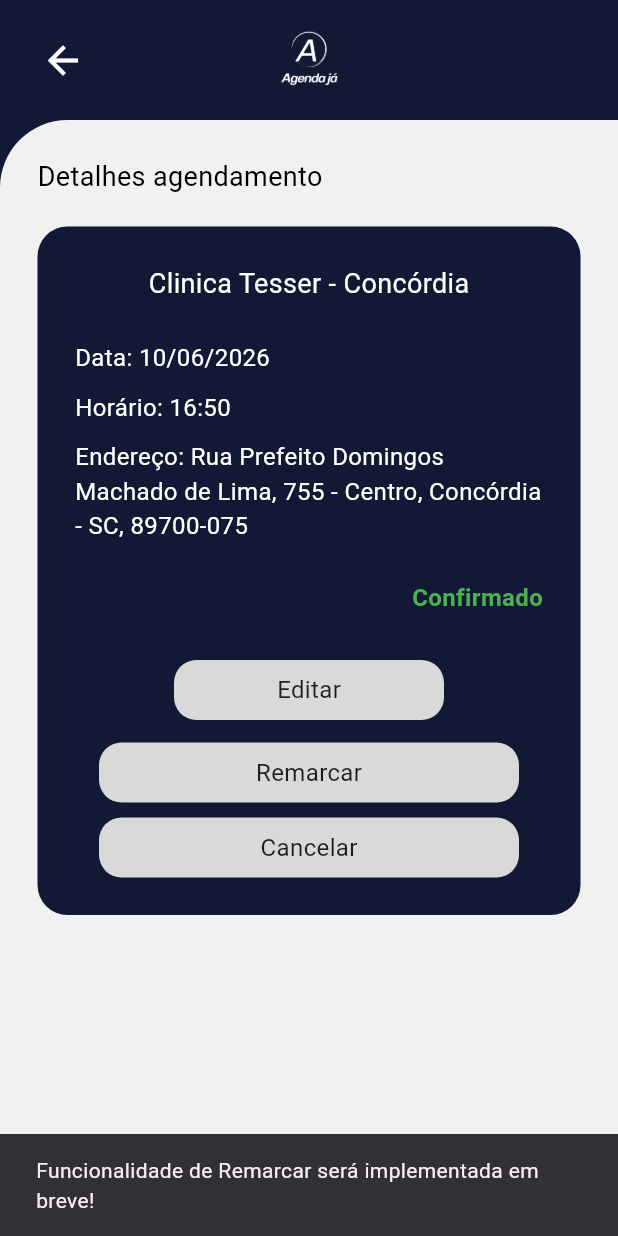
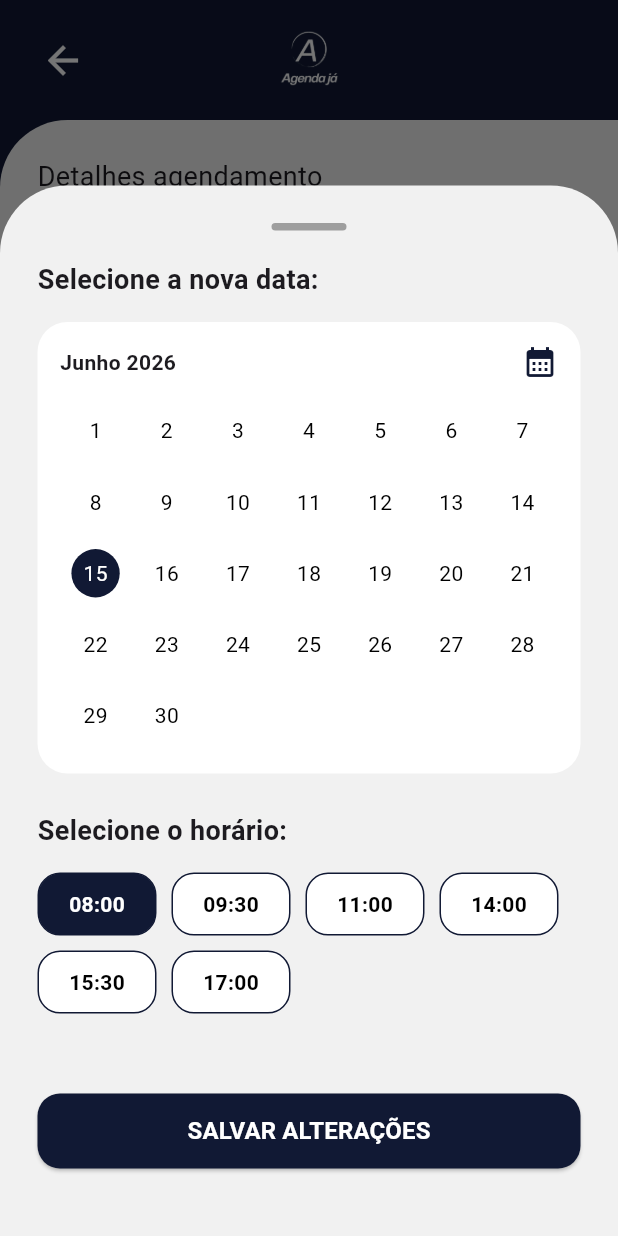
Before and after one commit to SamuVortmann/PI3-AgendaJa, a Flutter app: the DetalhesAgendamentoPage screen opened directly, after a tap on "Remarcar", on a phone screen of 412 x 824 dp. Run offline on Flutter 3.47's test engine with Material 3 defaults, Android fonts, the phone set to English and light mode, and no system bars.

Commit message:
atualizaçoes

```diff
--- a/agenda-ja/lib/pages/detalhes_agendamento.dart
+++ b/agenda-ja/lib/pages/detalhes_agendamento.dart
@@ -8,8 +8,145 @@ class DetalhesAgendamentoPage extends StatefulWidget {
 }
 
 class _DetalhesAgendamentoPageState extends State<DetalhesAgendamentoPage> {
+  String local = 'Clinica Tesser - Concórdia';
+  String data = '10/06/2026';
+  String horario = '16:50';
+  String endereco = 'Rua Prefeito Domingos Machado de Lima, 755 - Centro, Concórdia - SC, 89700-075';
   String status = 'Confirmado';
   Color statusColor = Colors.green;
+
+  // Variáveis temporárias para a seleção
+  int diaSelecionado = 15;
+  String horarioSelecionado = '08:00';
+
+  void abrirRemarcar() {
+    showModalBottomSheet(
+      context: context,
+      isScrollControlled: true,
+      backgroundColor: Colors.transparent,
+      builder: (context) => StatefulBuilder( // Necessário para atualizar o estado dentro do BottomSheet
+        builder: (context, setModalState) => Container(
+          height: MediaQuery.of(context).size.height * 0.85,
+          decoration: const BoxDecoration(
+            color: Color(0xFFF1F1F1),
+            borderRadius: BorderRadius.only(topLeft: Radius.circular(45), topRight: Radius.circular(45)),
+          ),
+          child: Padding(
+            padding: const EdgeInsets.all(25),
+            child: Column(
+              crossAxisAlignment: CrossAxisAlignment.start,
+              children: [
+                Center(child: Container(width: 50, height: 5, decoration: BoxDecoration(color: Colors.grey, borderRadius: BorderRadius.circular(10)))),
+                const SizedBox(height: 20),
+                const Text('Selecione a nova data:', style: TextStyle(fontSize: 18, fontWeight: FontWeight.bold)),
+                const SizedBox(height: 15),
+
+                // CALENDÁRIO VISUAL
+                Container(
+                  padding: const EdgeInsets.all(15),
+                  decoration: BoxDecoration(color: Colors.white, borderRadius: BorderRadius.circular(20)),
+                  child: Column(
+                    children: [
+                      Row(
+                        mainAxisAlignment: MainAxisAlignment.spaceBetween,
+                        children: const [
+                          Text('Junho 2026', style: TextStyle(fontWeight: FontWeight.bold)),
+                          Icon(Icons.calendar_month, color: Color(0xFF111934)),
+                        ],
+                      ),
+                      const SizedBox(height: 10),
+                      GridView.builder(
+                        shrinkWrap: true,
+                        physics: const NeverScrollableScrollPhysics(),
+                        gridDelegate: const SliverGridDelegateWithFixedCrossAxisCount(crossAxisCount: 7),
+                        itemCount: 30,
+                        itemBuilder: (context, index) {
+                          int dia = index + 1;
+                          bool isSelecionado = dia == diaSelecionado;
+                          return Center(
+                            child: GestureDetector(
+                              onTap: () {
+                                setModalState(() => diaSelecionado = dia);
+                              },
+                              child: Container(
+                                padding: const EdgeInsets.all(8),
+                                decoration: BoxDecoration(
+                                  color: isSelecionado ? const Color(0xFF111934) : Colors.transparent,
+                                  shape: BoxShape.circle,
+                                ),
+                                child: Text('$dia', style: TextStyle(color: isSelecionado ? Colors.white : Colors.black)),
+                              ),
+                            ),
+                          );
+                        },
+                      ),
+                    ],
+                  ),
+                ),
+
+                const SizedBox(height: 25),
+                const Text('Selecione o horário:', style: TextStyle(fontSize: 18, fontWeight: FontWeight.bold)),
+                const SizedBox(height: 15),
+
+                // SELETOR DE HORÁRIOS
+                Wrap(
+                  spacing: 10,
+                  runSpacing: 10,
+                  children: ['08:00', '09:30', '11:00', '14:00', '15:30', '17:00'].map((h) {
+                    bool isSelecionado = h == horarioSelecionado;
+                    return GestureDetector(
+                      onTap: () {
+                        setModalState(() => horarioSelecionado = h);
+                      },
+                      child: Container(
+                        padding: const EdgeInsets.symmetric(horizontal: 20, vertical: 10),
+                        decoration: BoxDecoration(
+                          color: isSelecionado ? const Color(0xFF111934) : Colors.white,
+                          border: Border.all(color: const Color(0xFF111934)),
+                          borderRadius: BorderRadius.circular(15),
+                        ),
+                        child: Text(h, style: TextStyle(fontWeight: FontWeight.bold, color: isSelecionado ? Colors.white : Colors.black)),
+                      ),
+                    );
+                  }).toList(),
+                ),
+
+                const Spacer(),
+
+                // BOTÃO SALVAR
+                Center(
+                  child: SizedBox(
+                    width: double.infinity,
+                    height: 50,
+                    child: ElevatedButton(
+                      onPressed: () {
+                        setState(() {
+                          data = "${diaSelecionado.toString().padLeft(2, '0')}/06/2026";
+                          horario = horarioSelecionado;
+                          status = 'Remarcado';
+                          statusColor = Colors.blueAccent;
+                        });
+                        Navigator.pop(context);
+                        ScaffoldMessenger.of(context).showSnackBar(
+                          const SnackBar(content: Text('Agendamento atualizado!'), backgroundColor: Colors.blueAccent),
+                        );
+                      },
+                      style: ElevatedButton.styleFrom(
+                        backgroundColor: const Color(0xFF111934),
+                        shape: RoundedRectangleBorder(borderRadius: BorderRadius.circular(15)),
+                      ),
+                      child: const Text('SALVAR ALTERAÇÕES', style: TextStyle(color: Colors.white, fontWeight: FontWeight.bold, fontSize: 16)),
+                    ),
+                  ),
+                ),
+                const SizedBox(height: 20),
+              ],
+            ),
+          ),
+        ),
+      ),
+    );
+  }
 
   void cancelarAgendamento() {
     showDialog(
@@ -18,10 +155,7 @@ class _DetalhesAgendamentoPageState extends State<DetalhesAgendamentoPage> {
         title: const Text('Cancelar Agendamento?'),
         content: const Text('Você tem certeza que deseja cancelar este agendamento?'),
         actions: [
-          TextButton(
-            onPressed: () => Navigator.pop(context),
-            child: const Text('Não'),
-          ),
+          TextButton(onPressed: () => Navigator.pop(context), child: const Text('Não')),
           TextButton(
             onPressed: () {
               setState(() {
@@ -29,22 +163,10 @@ class _DetalhesAgendamentoPageState extends State<DetalhesAgendamentoPage> {
                 statusColor = const Color(0xFFB71C1C);
               });
               Navigator.pop(context);
-              ScaffoldMessenger.of(context).showSnackBar(
-                const SnackBar(content: Text('Agendamento cancelado.'), backgroundColor: Colors.redAccent),
-              );
             },
             child: const Text('Sim, cancelar', style: TextStyle(color: Colors.red)),
           ),
         ],
-      ),
-    );
-  }
-
-  void mostrarAviso(String acao) {
-    ScaffoldMessenger.of(context).showSnackBar(
-      SnackBar(
-        content: Text('Funcionalidade de $acao será implementada em breve!'),
-        duration: const Duration(seconds: 2),
       ),
     );
   }
@@ -70,12 +192,7 @@ class _DetalhesAgendamentoPageState extends State<DetalhesAgendamentoPage> {
                   ),
                   Expanded(
                     child: Center(
-                      child: Image.asset(
-                        'assets/logo.png',
-                        width: 100,
-                        errorBuilder: (context, error, stackTrace) =>
-                            const Icon(Icons.image, color: Colors.white),
-                      ),
+                      child: Image.asset('assets/logo.png', width: 100, errorBuilder: (context, error, stackTrace) => const Icon(Icons.image, color: Colors.white)),
                     ),
                   ),
                   const SizedBox(width: 48),
@@ -87,67 +204,39 @@ class _DetalhesAgendamentoPageState extends State<DetalhesAgendamentoPage> {
             Expanded(
               child: Container(
                 width: double.infinity,
-                decoration: const BoxDecoration(
-                  color: Color(0xFFF1F1F1),
-                  borderRadius: BorderRadius.only(topLeft: Radius.circular(45)),
-                ),
+                decoration: const BoxDecoration(color: Color(0xFFF1F1F1), borderRadius: BorderRadius.only(topLeft: Radius.circular(45))),
                 child: Padding(
                   padding: const EdgeInsets.all(25),
                   child: Column(
                     children: [
-                      const Align(
-                        alignment: Alignment.centerLeft,
-                        child: Text('Detalhes agendamento', style: TextStyle(fontSize: 18, color: Colors.black)),
-                      ),
+                      const Align(alignment: Alignment.centerLeft, child: Text('Detalhes agendamento', style: TextStyle(fontSize: 18))),
                       const SizedBox(height: 20),
 
-                      // CARD AZUL DE DETALHES
+                      // CARD DE DETALHES
                       Container(
                         width: double.infinity,
                         padding: const EdgeInsets.all(25),
-                        decoration: BoxDecoration(
-                          color: const Color(0xFF111934),
-                          borderRadius: BorderRadius.circular(20),
-                        ),
+                        decoration: BoxDecoration(color: const Color(0xFF111934), borderRadius: BorderRadius.circular(20)),
                         child: Column(
                           crossAxisAlignment: CrossAxisAlignment.start,
                           children: [
-                            const Center(
-                              child: Text(
-                                'Clinica Tesser - Concórdia',
-                                style: TextStyle(color: Colors.white, fontSize: 18),
-                              ),
-                            ),
+                            Center(child: Text(local, style: const TextStyle(color: Colors.white, fontSize: 18))),
                             const SizedBox(height: 25),
-                            const Text('Data: 10/06/2026', style: TextStyle(color: Colors.white, fontSize: 16)),
+                            Text('Data: $data', style: const TextStyle(color: Colors.white, fontSize: 16)),
                             const SizedBox(height: 10),
-                            const Text('Horário: 16:50', style: TextStyle(color: Colors.white, fontSize: 16)),
+                            Text('Horário: $horario', style: const TextStyle(color: Colors.white, fontSize: 16)),
                             const SizedBox(height: 10),
-                            const Text(
-                              'Endereço: Rua Prefeito Domingos Machado de Lima, 755 - Centro, Concórdia - SC, 89700-075',
-                              style: TextStyle(color: Colors.white, fontSize: 16),
-                            ),
+                            Text('Endereço: $endereco', style: const TextStyle(color: Colors.white, fontSize: 16)),
                             const SizedBox(height: 25),
-
-                            // STATUS DINÂMICO
-                            Align(
-                              alignment: Alignment.centerRight,
-                              child: Text(
-                                status,
-                                style: TextStyle(color: statusColor, fontSize: 16, fontWeight: FontWeight.bold),
-                              ),
-                            ),
-
+                            Align(alignment: Alignment.centerRight, child: Text(status, style: TextStyle(color: statusColor, fontSize: 16, fontWeight: FontWeight.bold))),
                             const SizedBox(height: 30),
 
-                            // BOTÕES DE AÇÃO FUNCIONAIS
+                            // BOTÕES
                             Center(
                               child: Column(
                                 children: [
-                                  _buildActionButton('Editar', width: 180, onTap: () => mostrarAviso('Editar')),
+                                  _buildActionButton('Remarcar', width: 280, onTap: status == 'Cancelado' ? null : abrirRemarcar),
                                   const SizedBox(height: 15),
-                                  _buildActionButton('Remarcar', width: 280, onTap: () => mostrarAviso('Remarcar')),
-                                  const SizedBox(height: 10),
                                   _buildActionButton('Cancelar', width: 280, onTap: status == 'Cancelado' ? null : cancelarAgendamento),
                                 ],
                               ),
@@ -155,16 +244,8 @@ class _DetalhesAgendamentoPageState extends State<DetalhesAgendamentoPage> {
                           ],
                         ),
                       ),
-
                       const Spacer(),
-
-                      GestureDetector(
-                        onTap: () => mostrarAviso('Falar com a empresa'),
-                        child: const Text(
-                          'Falar com a empresa',
-                          style: TextStyle(color: Colors.black, fontSize: 16, decoration: TextDecoration.underline, fontStyle: FontStyle.italic),
-                        ),
-                      ),
+                      const Text('Falar com a empresa', style: TextStyle(decoration: TextDecoration.underline, fontStyle: FontStyle.italic)),
                       const SizedBox(height: 20),
                     ],
                   ),
@@ -181,17 +262,10 @@ class _DetalhesAgendamentoPageState extends State<DetalhesAgendamentoPage> {
     return GestureDetector(
       onTap: onTap,
       child: Container(
-        width: width,
-        height: 40,
+        width: width, height: 45,
         alignment: Alignment.center,
-        decoration: BoxDecoration(
-          color: onTap == null ? Colors.grey : const Color(0xFFD9D9D9),
-          borderRadius: BorderRadius.circular(15),
-        ),
-        child: Text(
-          titulo,
-          style: TextStyle(color: onTap == null ? Colors.white70 : Colors.black87, fontSize: 16),
-        ),
+        decoration: BoxDecoration(color: onTap == null ? Colors.grey : const Color(0xFFD9D9D9), borderRadius: BorderRadius.circular(15)),
+        child: Text(titulo, style: TextStyle(color: onTap == null ? Colors.white70 : Colors.black87, fontSize: 16, fontWeight: FontWeight.bold)),
       ),
     );
   }
```
